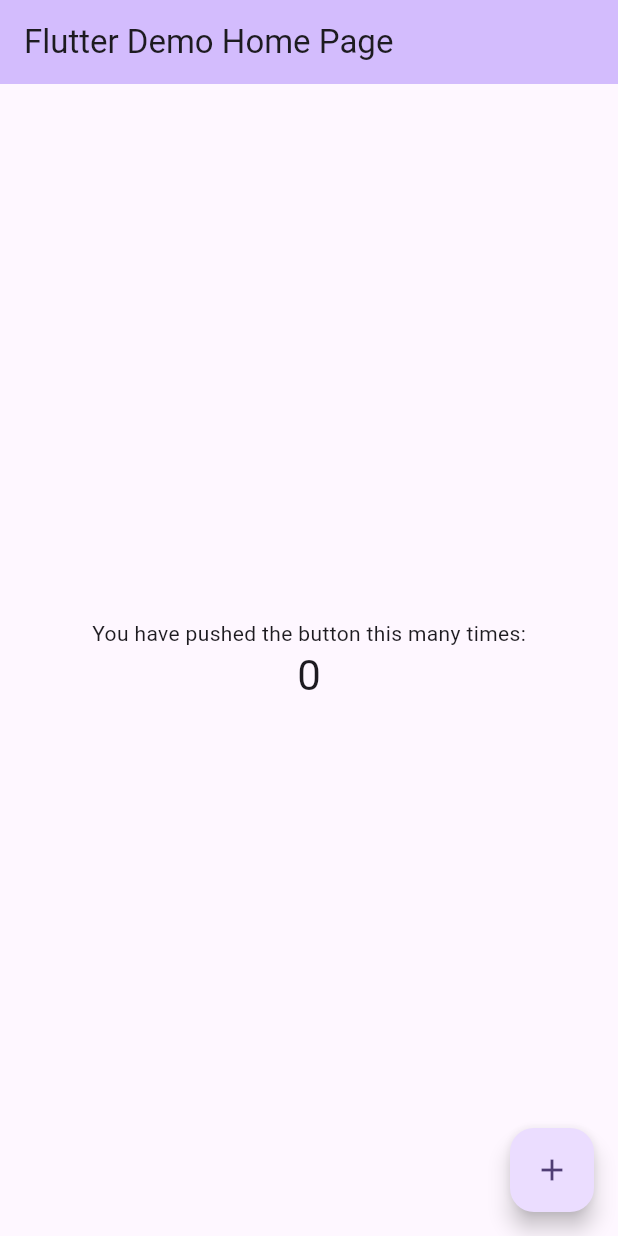
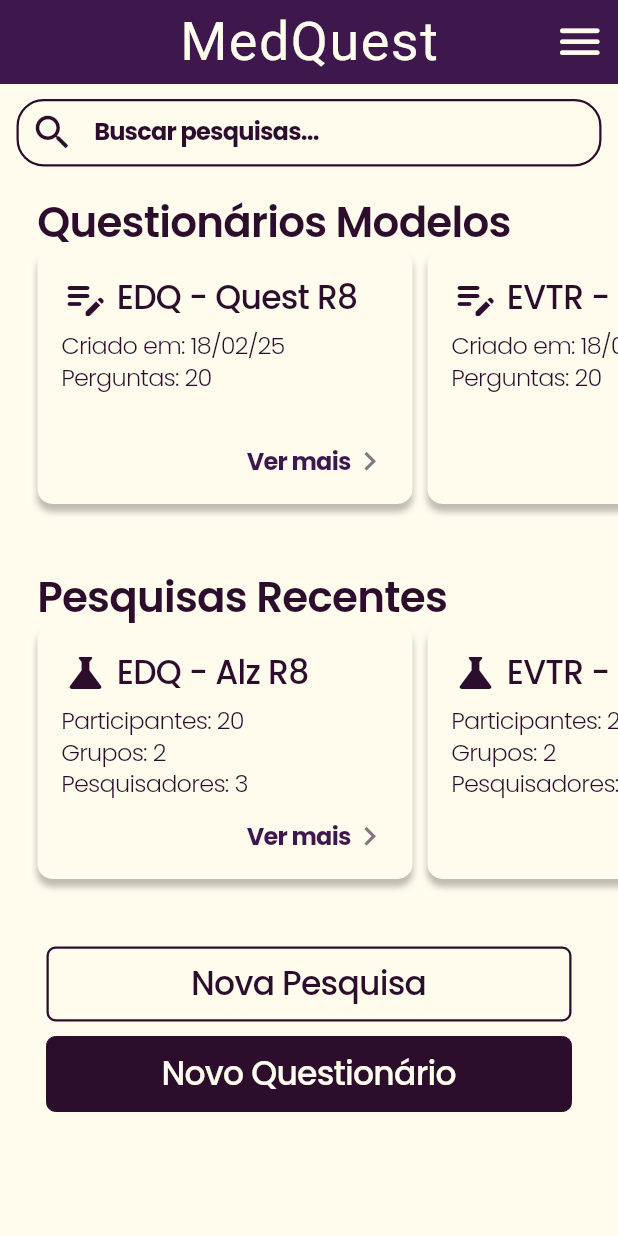
Before and after one commit to mariaheduarda007/MedQuest, a Flutter app: the screen it shows after launch, on a phone screen of 412 x 824 dp. Run offline on Flutter 3.47's test engine with Material 3 defaults, Android fonts, the phone set to English and light mode, and no system bars; our stand-ins replace cloud_firestore, equatable, firebase_auth, google_fonts, signals_flutter; missing offline and left inert: auto_injector; accounts and stored records are empty; Roboto replaces fonts that are missing (Unna).

Commit message:
Widgets principais

```diff
--- a/lib/core/theme/theme.dart
+++ b/lib/core/theme/theme.dart
@@ -3,12 +3,12 @@ import 'package:google_fonts/google_fonts.dart';
 
 class AppSpacing {
   // Spacing values
-  static const double xs = 4.0;
+  static const double xs = 5.0;
   static const double sm = 10.0;
-  static const double md = 16.0;
-  static const double lg = 24.0;
-  static const double xl = 32.0;
-  static const double xxl = 48.0;
+  static const double md = 15.0;
+  static const double lg = 25.0;
+  static const double xl = 30.0;
+  static const double xxl = 45.0;
 
   // Edge insets shortcuts
   static const EdgeInsets paddingXs = EdgeInsets.all(xs);
@@ -83,9 +83,19 @@ extension TextStyleExtensions on TextStyle {
   TextStyle withSize(double size) => copyWith(fontSize: size);
 }
 
-// =============================================================================
-// COLORS
-// =============================================================================
+class FontSizes {
+  static const double displayLarge = 36.0;
+  static const double displayMedium = 30.0;
+  static const double headlineLarge = 28.0;
+  static const double headlineMedium = 26.0;
+  static const double titleLarge = 24.0;
+  static const double titleMedium = 22.0;
+  static const double labelLarge = 18.0;
+  static const double labelMedium = 16.0;
+  static const double labelSmall = 14.0;
+  static const double bodyMedium = 12.0;
+}
+
 class LightModeColors {
   // Primary
   static const lightPrimary = Color(0xFFFFFCEE);
@@ -120,25 +130,6 @@ class LightModeColors {
   static const lightInversePrimary = Color(0xFFDDB9E7);
 }
 
-/// Font size constants
-class FontSizes {
-  static const double displayLarge = 36.0;
-  static const double displayMedium = 30.0;
-  static const double headlineLarge = 28.0;
-  static const double headlineMedium = 26.0;
-  static const double titleLarge = 24.0;
-  static const double titleMedium = 22.0;
-  static const double labelLarge = 18.0;
-  static const double labelMedium = 16.0;
-  static const double labelSmall = 14.0;
-  static const double bodyMedium = 12.0;
-}
-
-// =============================================================================
-// THEMES
-// =============================================================================
-
-/// Light theme with modern, neutral aesthetic
 ThemeData get theme => ThemeData(
   useMaterial3: true,
   colorScheme: ColorScheme.light(
@@ -158,28 +149,28 @@ ThemeData get theme => ThemeData(
   ),
   brightness: Brightness.light,
   scaffoldBackgroundColor: LightModeColors.lightPrimary,
-  filledButtonTheme: FilledButtonThemeData(
-    style: FilledButton.styleFrom(
-      backgroundColor: LightModeColors.lightSecondary.withValues(alpha: 0.6),
-      foregroundColor: LightModeColors.lightOnSecondary,
-      textStyle: const TextStyle(fontWeight: FontWeight.w600),
-      shape: RoundedRectangleBorder(
-        borderRadius: BorderRadius.circular(AppRadius.md),
-      ),
-    ),
-  ),
+  // filledButtonTheme: FilledButtonThemeData(
+  //   style: FilledButton.styleFrom(
+  //     backgroundColor: LightModeColors.lightSecondary.withValues(alpha: 0.6),
+  //     foregroundColor: LightModeColors.lightOnSecondary,
+  //     textStyle: const TextStyle(fontWeight: FontWeight.w600),
+  //     shape: RoundedRectangleBorder(
+  //       borderRadius: BorderRadius.circular(AppRadius.md),
+  //     ),
+  //   ),
+  // ),
   elevatedButtonTheme: ElevatedButtonThemeData(
     style: ElevatedButton.styleFrom(
-      backgroundColor: LightModeColors.lightSecondary.withValues(alpha: 0.6),
+      backgroundColor: LightModeColors.lightTertiary,
       foregroundColor: LightModeColors.lightOnSecondary,
       elevation: 0,
       shape: RoundedRectangleBorder(
-        borderRadius: BorderRadius.circular(AppRadius.md),
+        borderRadius: BorderRadius.circular(AppRadius.sm),
       ),
     ),
   ),
   appBarTheme: const AppBarTheme(
-    backgroundColor: Colors.transparent,
+    backgroundColor: LightModeColors.lightSecondary,
     elevation: 0,
     scrolledUnderElevation: 0,
   ),
--- a/lib/main.dart
+++ b/lib/main.dart
@@ -1,4 +1,11 @@
 import 'package:flutter/material.dart';
+import 'package:medquest/core/theme/theme.dart';
+import 'package:medquest/research/presentation/widgets/action_button.dart';
+import 'package:medquest/research/presentation/widgets/main_app_bar.dart';
+import 'package:medquest/research/presentation/widgets/quest_card.dart';
+import 'package:medquest/research/presentation/widgets/card_carousel.dart';
+import 'package:medquest/research/presentation/widgets/research_card.dart';
+import 'package:medquest/research/presentation/widgets/app_search_bar.dart';
 
 void main() {
   runApp(const MyApp());
@@ -6,30 +13,11 @@ void main() {
 
 class MyApp extends StatelessWidget {
   const MyApp({super.key});
-
-  // This widget is the root of your application.
   @override
   Widget build(BuildContext context) {
     return MaterialApp(
-      title: 'Flutter Demo',
-      theme: ThemeData(
-        // This is the theme of your application.
-        //
-        // TRY THIS: Try running your application with "flutter run". You'll see
-        // the application has a purple toolbar. Then, without quitting the app,
-        // try changing the seedColor in the colorScheme below to Colors.green
-        // and then invoke "hot reload" (save your changes or press the "hot
-        // reload" button in a Flutter-supported IDE, or press "r" if you used
-        // the command line to start the app).
-        //
-        // Notice that the counter didn't reset back to zero; the application
-        // state is not lost during the reload. To reset the state, use hot
-        // restart instead.
-        //
-        // This works for code too, not just values: Most code changes can be
-        // tested with just a hot reload.
-        colorScheme: .fromSeed(seedColor: Colors.deepPurple),
-      ),
+      debugShowCheckedModeBanner: false,
+      theme: theme,
       home: const MyHomePage(title: 'Flutter Demo Home Page'),
     );
   }
@@ -38,15 +26,6 @@ class MyApp extends StatelessWidget {
 class MyHomePage extends StatefulWidget {
   const MyHomePage({super.key, required this.title});
 
-  // This widget is the home page of your application. It is stateful, meaning
-  // that it has a State object (defined below) that contains fields that affect
-  // how it looks.
-
-  // This class is the configuration for the state. It holds the values (in this
-  // case the title) provided by the parent (in this case the App widget) and
-  // used by the build method of the State. Fields in a Widget subclass are
-  // always marked "final".
-
   final String title;
 
   @override
@@ -54,68 +33,89 @@ class MyHomePage extends StatefulWidget {
 }
 
 class _MyHomePageState extends State<MyHomePage> {
-  int _counter = 0;
+  final TextEditingController searchController = TextEditingController();
 
-  void _incrementCounter() {
-    setState(() {
-      // This call to setState tells the Flutter framework that something has
-      // changed in this State, which causes it to rerun the build method below
-      // so that the display can reflect the updated values. If we changed
-      // _counter without calling setState(), then the build method would not be
-      // called again, and so nothing would appear to happen.
-      _counter++;
-    });
+  @override
+  void dispose() {
+    searchController.dispose();
+    super.dispose();
   }
 
   @override
   Widget build(BuildContext context) {
-    // This method is rerun every time setState is called, for instance as done
-    // by the _incrementCounter method above.
-    //
-    // The Flutter framework has been optimized to make rerunning build methods
-    // fast, so that you can just rebuild anything that needs updating rather
-    // than having to individually change instances of widgets.
     return Scaffold(
-      appBar: AppBar(
-        // TRY THIS: Try changing the color here to a specific color (to
-        // Colors.amber, perhaps?) and trigger a hot reload to see the AppBar
-        // change color while the other colors stay the same.
-        backgroundColor: Theme.of(context).colorScheme.inversePrimary,
-        // Here we take the value from the MyHomePage object that was created by
-        // the App.build method, and use it to set our appbar title.
-        title: Text(widget.title),
-      ),
-      body: Center(
-        // Center is a layout widget. It takes a single child and positions it
-        // in the middle of the parent.
-        child: Column(
-          // Column is also a layout widget. It takes a list of children and
-          // arranges them vertically. By default, it sizes itself to fit its
-          // children horizontally, and tries to be as tall as its parent.
-          //
-          // Column has various properties to control how it sizes itself and
-          // how it positions its children. Here we use mainAxisAlignment to
-          // center the children vertically; the main axis here is the vertical
-          // axis because Columns are vertical (the cross axis would be
-          // horizontal).
-          //
-          // TRY THIS: Invoke "debug painting" (choose the "Toggle Debug Paint"
-          // action in the IDE, or press "p" in the console), to see the
-          // wireframe for each widget.
-          mainAxisAlignment: .center,
-          children: [
-            const Text('You have pushed the button this many times:'),
-            Text(
-              '$_counter',
-              style: Theme.of(context).textTheme.headlineMedium,
-            ),
-          ],
+      appBar: const MainAppBar(title: 'MedQuest'),
+      body: SingleChildScrollView(
+        child: Center(
+          child: Column(
+            mainAxisAlignment: MainAxisAlignment.start,
+            children: [
+              SizedBox(height: 10),
+              AppSearchBar(
+                controller: searchController,
+                hintText: 'Buscar pesquisas...',
+              ),
+              const SizedBox(height: 20),
+              CardCarousel(
+                title: 'Questionários Modelos',
+                cards: [
+                  QuestCard(
+                    title: 'EDQ - Quest R8',
+                    creationDate: '18/02/25',
+                    questions: '20',
+                    onTap: () {
+                      // Ação ao pressionar o card
+                    },
+                  ),
+                  QuestCard(
+                    title: 'EVTR - Alg 1',
+                    creationDate: '18/02/25',
+                    questions: '20',
+                    onTap: () {
+                      // Ação ao pressionar o card
+                    },
+                  ),
+                  QuestCard(
+                    title: 'RSI - Alg 2',
+                    creationDate: '18/02/25',
+                    questions: '20',
+                    onTap: () {
+                      // Ação ao pressionar o card
+                    },
+                  ),
+                ],
+              ),
+              CardCarousel(
+                title: 'Pesquisas Recentes',
+                cards: [
+                  ResearchCard(
+                    title: 'EDQ - Alz R8',
+                    participants: 20,
+                    groups: 2,
+                    researchers: 3,
+                    onTap: () {},
+                  ),
+                  ResearchCard(
+                    title: 'EVTR - Alg 1',
+                    participants: 25,
+                    groups: 2,
+                    researchers: 4,
+                    onTap: () {},
+                  ),
+                  ResearchCard(
+                    title: 'RSI - Alg 2',
+                    participants: 10,
+                    groups: 2,
+                    researchers: 5,
+                    onTap: () {},
+                  ),
+                ],
+              ),
+            ActionButton(text: 'Nova Pesquisa', onPressed: () {}, isDark: false),
+            ActionButton(text: 'Novo Questionário', onPressed: () {}, isDark: true),
+            ],
+          ),
         ),
-      ),
-      floatingActionButton: FloatingActionButton(
-        onPressed: _incrementCounter,
-        tooltip: 'Increment',
-        child: const Icon(Icons.add),
       ),
     );
   }
--- /dev/null
+++ b/lib/research/presentation/widgets/action_button.dart
@@ -0,0 +1,49 @@
+import 'package:flutter/material.dart';
+import 'package:medquest/core/theme/theme.dart';
+
+class ActionButton extends StatelessWidget {
+  final String text;
+  final VoidCallback? onPressed;
+  final bool isDark;
+
+  const ActionButton({
+    super.key,
+    required this.text,
+    required this.onPressed,
+    this.isDark = true,
+  });
+
+  @override
+  Widget build(BuildContext context) {
+    return Container(
+      width: 350,
+      height: 50,
+      margin: const EdgeInsets.only(bottom: AppSpacing.sm),
+      child: ElevatedButton(
+        onPressed: onPressed,
+        style: ElevatedButton.styleFrom(
+          elevation: 0,
+          backgroundColor: isDark
+              ? context.colors.onPrimary
+              : context.colors.primary,
+          foregroundColor: isDark
+              ? context.colors.primary
+              : context.colors.onPrimary,
+          shape: RoundedRectangleBorder(
+            borderRadius: BorderRadius.circular(6),
+            side: BorderSide(
+              color: context.colors.onPrimary,
+              width: isDark ? 0 : 1.5,
+            ),
+          ),
+        ),
+        child: Text(
+          text,
+          style: context.textStyles.titleMedium?.medium.withColor(isDark
+              ? context.colors.primary
+              : context.colors.onPrimary),
+        ),
+      ),
+    );
+  }
+}
--- /dev/null
+++ b/lib/research/presentation/widgets/app_search_bar.dart
@@ -0,0 +1,72 @@
+import 'package:flutter/material.dart';
+import 'package:medquest/core/theme/theme.dart';
+
+class AppSearchBar extends StatelessWidget {
+  final TextEditingController controller;
+  final ValueChanged<String>? onChanged;
+  final String hintText;
+
+
+  const AppSearchBar({
+    super.key,
+    required this.controller,
+    this.onChanged,
+    required this.hintText,
+  });
+
+  @override
+  Widget build(BuildContext context) {
+    return SizedBox(
+      width: 390,
+      height: 45,
+      child:
+       TextField(
+        controller: controller,
+        cursorColor: const Color(0xFF4D2855),
+        onChanged: onChanged,
+        style: context.textStyles.labelMedium
+                        ?.bold
+                        .withColor(context.colors.onPrimary),
+        decoration: InputDecoration(
+          hintText: hintText,
+          hintStyle: context.textStyles.labelMedium
+                        ?.bold
+                        .withColor(context.colors.onPrimary),
+
+          prefixIcon: Icon(
+            Icons.search,
+            size: 30,
+            color: context.colors.onPrimary,
+          ),
+          filled: true,
+          fillColor: context.colors.primary,
+          contentPadding: const EdgeInsets.symmetric(
+            vertical: 14,
+            horizontal: 16,
+          ),
+          border: OutlineInputBorder(
+            borderRadius: BorderRadius.circular(18),
+            borderSide: BorderSide(
+              color: context.colors.onPrimary,
+              width: 1.5,
+            ),
+          ),
+          enabledBorder: OutlineInputBorder(
+            borderRadius: BorderRadius.circular(18),
+            borderSide: BorderSide(
+              color: context.colors.onPrimary,
+              width: 1.5,
+            ),
+          ),
+          focusedBorder: OutlineInputBorder(
+            borderRadius: BorderRadius.circular(18),
+            borderSide: BorderSide(
+              color: context.colors.onPrimary,
+              width: 2,
+            ),
+          ),
+        ),
+      ),
+    );
+  }
+}
--- /dev/null
+++ b/lib/research/presentation/widgets/card_carousel.dart
@@ -0,0 +1,61 @@
+import 'package:flutter/material.dart';
+import 'package:medquest/core/theme/theme.dart';
+import 'main_card.dart';
+
+class CardCarousel extends StatelessWidget {
+  const CardCarousel({super.key, required this.cards, required this.title});
+
+  final List<MainCard> cards;
+  final String title;
+
+  @override
+  Widget build(BuildContext context) {
+    return Container(
+      height: 250,
+      // color: const Color.fromARGB(255, 126, 206, 144),
+      padding: const EdgeInsets.only(
+        left: AppSpacing.sm,
+        right: AppSpacing.sm,
+        bottom: AppSpacing.sm,
+      ),
+      child: Column(
+        crossAxisAlignment: CrossAxisAlignment.start,
+        children: [
+          Padding(
+            padding: AppSpacing.horizontalMd,
+            child: Text(
+              title,
+              overflow: TextOverflow.ellipsis,
+              style: context.textStyles.headlineLarge
+                  ?.withColor(const Color(0xFF2C0E2C))
+                  .semiBold,
+            ),
+          ),
+          SizedBox(
+            height: 170,
+            child: ListView.separated(
+              clipBehavior: Clip.none,
+              scrollDirection: Axis.horizontal,
+              padding: const EdgeInsets.symmetric(horizontal: AppSpacing.md),
+              itemCount: cards.length,
+              separatorBuilder: (context, index) {
+                return const SizedBox(width: AppSpacing.sm);
+              },
+              itemBuilder: (context, index) {
+                final card = cards[index];
+                return MainCard(
+                  title: card.title,
+                  icon: card.icon,
+                  infoTexts: card.infoTexts,
+                  onTap: () {
+                    // Ação ao pressionar o card
+                  },
+                );
+              },
+            ),
+          ),
+        ],
+      ),
+    );
+  }
+}
--- /dev/null
+++ b/lib/research/presentation/widgets/main_app_bar.dart
@@ -0,0 +1,34 @@
+import 'package:flutter/material.dart';
+import 'package:medquest/core/theme/theme.dart';
+
+class MainAppBar extends StatelessWidget implements PreferredSizeWidget {
+  const MainAppBar({super.key, required this.title});
+
+  final String title;
+
+  @override
+  Size get preferredSize => const Size.fromHeight(kToolbarHeight);
+
+  @override
+  Widget build(BuildContext context) {
+    return AppBar(
+      title: Text(
+        title,
+        style: context.textStyles.displayLarge
+            ?.withColor(context.colors.primary)
+            .regular,
+      ),
+      centerTitle: true,
+      actions: [
+        IconButton(
+          icon: const Icon(Icons.menu_rounded),
+          color: context.colors.primary,
+          iconSize: 35,
+          onPressed: () {
+            // Ação ao pressionar o botão de configurações
+          },
+        ),
+      ],
+    );
+  }
+}
--- /dev/null
+++ b/lib/research/presentation/widgets/main_card.dart
@@ -0,0 +1,97 @@
+import 'package:flutter/material.dart';
+import 'package:medquest/core/theme/theme.dart';
+
+class MainCard extends StatelessWidget {
+  const MainCard({
+    super.key,
+    required this.title,
+    required this.icon,
+    required this.onTap,
+    this.infoTexts = const [],
+  });
+
+  final String title;
+  final IconData icon;
+  final VoidCallback onTap;
+  final List<String> infoTexts;
+
+  @override
+  Widget build(BuildContext context) {
+    return Container(
+      width: 250,
+      height: 170,
+      padding: const EdgeInsets.all(16),
+      decoration: BoxDecoration(
+        color: context.colors.primary,
+        borderRadius: BorderRadius.circular(AppRadius.md),
+        boxShadow: [
+          BoxShadow(
+            color: Colors.black.withValues(alpha: 0.25),
+            blurRadius: 3,
+            offset: const Offset(0, 5),
+          ),
+        ],
+      ),
+      child: Column(
+        crossAxisAlignment: CrossAxisAlignment.start,
+        children: [
+          Row(
+            children: [
+              Icon(
+                icon,
+                size: 32,
+                color: context.colors.onPrimary,
+              ),
+              const SizedBox(width: 5),
+              Expanded(
+                child: Text(
+                  title,
+                  overflow: TextOverflow.ellipsis,
+                  style: context.textStyles.titleMedium
+                      ?.withColor(context.colors.onPrimary)
+                      .medium,
+                ),
+              ),
+            ],
+          ),
+
+          const SizedBox(height: 5),
+
+          ...infoTexts.map(
+            (text) => Text(
+              text,
+              style: context.textStyles.labelMedium
+                  ?.withColor(context.colors.onPrimary)
+                  .light,
+            ),
+          ),
+
+          const Spacer(),
+
+          Align(
+            alignment: Alignment.centerRight,
+            child: InkWell(
+              onTap: onTap,
+              child: Row(
+                mainAxisSize: MainAxisSize.min,
+                children: [
+                  Text(
+                    'Ver mais',
+                    style: context.textStyles.labelMedium
+                        ?.bold
+                        .withColor(context.colors.secondary),
+                  ),
+                  Icon(
+                    Icons.chevron_right,
+                    size: 25,
+                    color: context.colors.outline,
+                  ),
+                ],
+              ),
+            ),
+          ),
+        ],
+      ),
+    );
+  }
+}
--- /dev/null
+++ b/lib/research/presentation/widgets/quest_card.dart
@@ -0,0 +1,24 @@
+import 'package:flutter/material.dart';
+import 'package:medquest/research/presentation/widgets/main_card.dart';
+
+
+class QuestCard extends MainCard {
+  QuestCard({
+    super.key,
+    required super.title,
+    required this.creationDate,
+    required this.questions,
+    required super.onTap,
+  }) : super(
+          icon: Icons.edit_note_rounded,
+          infoTexts:  [
+            'Criado em: $creationDate',
+            'Perguntas: $questions',
+          ],
+        );
+
+  final String creationDate;
+  final String questions;
+
+
+}
--- /dev/null
+++ b/lib/research/presentation/widgets/research_card.dart
@@ -0,0 +1,26 @@
+import 'package:flutter/material.dart';
+
+import 'package:medquest/research/presentation/widgets/main_card.dart';
+
+class ResearchCard extends MainCard {
+  ResearchCard({
+    super.key,
+    required super.title, // fornecido ao ser criado
+    required this.participants,
+    required this.groups,
+    required this.researchers,
+    required super.onTap,
+  }) : super(
+         icon: Icons.science, // fixos direto no maincard
+         infoTexts: [
+           'Participantes: $participants',
+           'Grupos: $groups',
+           'Pesquisadores: $researchers',
+         ],
+       );
+
+  final int participants;
+  final int groups;
+  final int researchers;
+
+}
```
Also changed, not shown: lib/modelquest/presentation/widgets/container.dart (deleted, +0 -88 lines), 1 other file.
